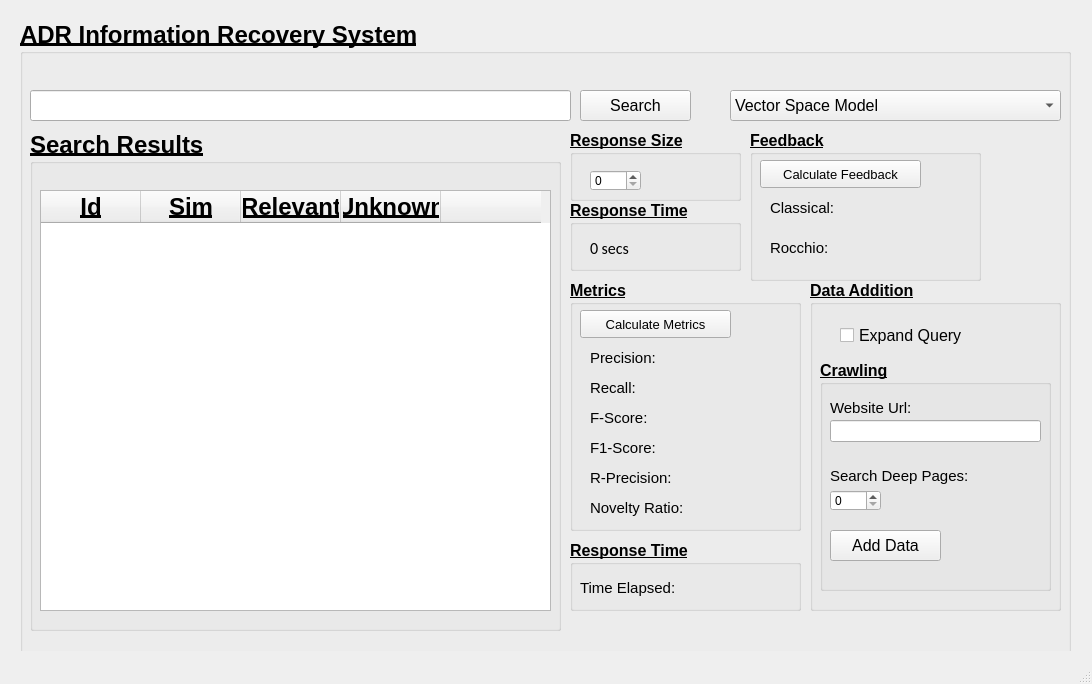
Above: gui/ADRGui.ui from rolysr/adr-retrieval-system before the change. Below: the same form after it.
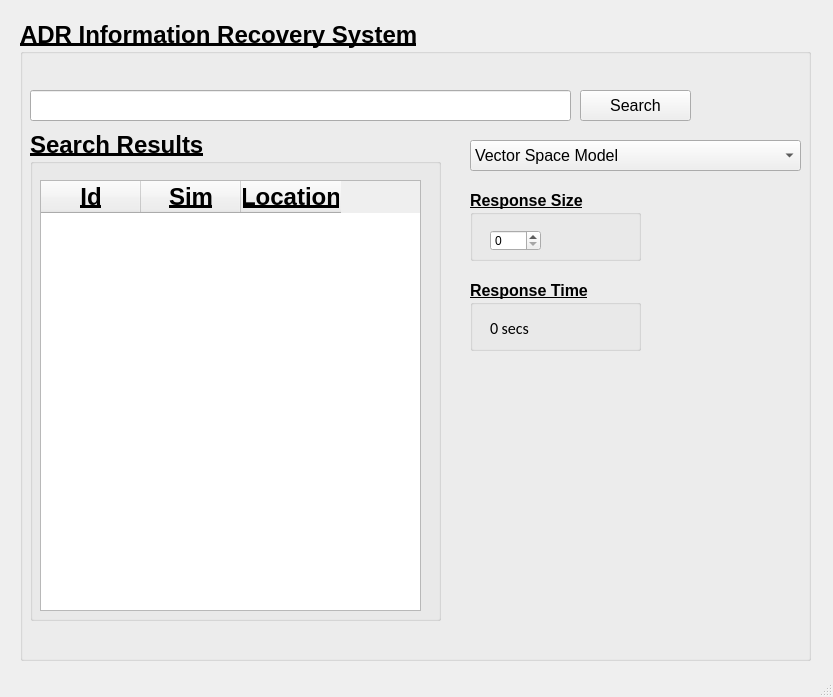
That is the form after the change.

```diff
--- a/gui/ADRGui.ui
+++ b/gui/ADRGui.ui
@@ -6,8 +6,8 @@
    <rect>
     <x>0</x>
     <y>0</y>
-    <width>1092</width>
-    <height>684</height>
+    <width>833</width>
+    <height>697</height>
    </rect>
   </property>
   <property name="font">
@@ -27,7 +27,7 @@
      <rect>
       <x>20</x>
       <y>20</y>
-      <width>1051</width>
+      <width>791</width>
       <height>641</height>
      </rect>
     </property>
@@ -81,8 +81,8 @@
     <widget class="QComboBox" name="comboBox">
      <property name="geometry">
       <rect>
-       <x>710</x>
-       <y>70</y>
+       <x>450</x>
+       <y>120</y>
        <width>331</width>
        <height>31</height>
       </rect>
@@ -112,176 +112,11 @@
       </property>
      </item>
     </widget>
-    <widget class="QGroupBox" name="groupBox_2">
-     <property name="geometry">
-      <rect>
-       <x>790</x>
-       <y>260</y>
-       <width>251</width>
-       <height>331</height>
-      </rect>
-     </property>
-     <property name="font">
-      <font>
-       <pointsize>12</pointsize>
-       <weight>75</weight>
-       <bold>true</bold>
-      </font>
-     </property>
-     <property name="title">
-      <string>Data Addition</string>
-     </property>
-     <widget class="QCheckBox" name="checkBox">
-      <property name="geometry">
-       <rect>
-        <x>30</x>
-        <y>40</y>
-        <width>151</width>
-        <height>31</height>
-       </rect>
-      </property>
-      <property name="font">
-       <font>
-        <family>Arial</family>
-        <pointsize>12</pointsize>
-        <weight>50</weight>
-        <bold>false</bold>
-        <underline>false</underline>
-       </font>
-      </property>
-      <property name="text">
-       <string>Expand Query</string>
-      </property>
-     </widget>
-     <widget class="QGroupBox" name="groupBox_9">
-      <property name="geometry">
-       <rect>
-        <x>10</x>
-        <y>80</y>
-        <width>231</width>
-        <height>231</height>
-       </rect>
-      </property>
-      <property name="font">
-       <font>
-        <pointsize>12</pointsize>
-        <weight>75</weight>
-        <bold>true</bold>
-       </font>
-      </property>
-      <property name="title">
-       <string>Crawling</string>
-      </property>
-      <widget class="QLineEdit" name="lineEdit_2">
-       <property name="geometry">
-        <rect>
-         <x>10</x>
-         <y>60</y>
-         <width>211</width>
-         <height>22</height>
-        </rect>
-       </property>
-       <property name="font">
-        <font>
-         <family>Arial</family>
-         <weight>50</weight>
-         <bold>false</bold>
-         <underline>false</underline>
-        </font>
-       </property>
-      </widget>
-      <widget class="QLabel" name="label_11">
-       <property name="geometry">
-        <rect>
-         <x>10</x>
-         <y>40</y>
-         <width>101</width>
-         <height>16</height>
-        </rect>
-       </property>
-       <property name="font">
-        <font>
-         <family>Arial</family>
-         <pointsize>11</pointsize>
-         <weight>50</weight>
-         <bold>false</bold>
-         <underline>false</underline>
-        </font>
-       </property>
-       <property name="text">
-        <string>Website Url:</string>
-       </property>
-      </widget>
-      <widget class="QSpinBox" name="spinBox_2">
-       <property name="geometry">
-        <rect>
-         <x>10</x>
-         <y>130</y>
-         <width>51</width>
-         <height>21</height>
-        </rect>
-       </property>
-       <property name="font">
-        <font>
-         <family>Microsoft Sans Serif</family>
-         <pointsize>9</pointsize>
-         <weight>50</weight>
-         <bold>false</bold>
-         <underline>false</underline>
-        </font>
-       </property>
-      </widget>
-      <widget class="QLabel" name="label_12">
-       <property name="geometry">
-        <rect>
-         <x>10</x>
-         <y>100</y>
-         <width>181</width>
-         <height>31</height>
-        </rect>
-       </property>
-       <property name="font">
-        <font>
-         <family>Arial</family>
-         <pointsize>11</pointsize>
-         <weight>50</weight>
-         <bold>false</bold>
-         <underline>false</underline>
-        </font>
-       </property>
-       <property name="text">
-        <string>Search Deep Pages:</string>
-       </property>
-      </widget>
-      <widget class="QPushButton" name="pushButton_4">
-       <property name="geometry">
-        <rect>
-         <x>10</x>
-         <y>170</y>
-         <width>111</width>
-         <height>31</height>
-        </rect>
-       </property>
-       <property name="font">
-        <font>
-         <family>Arial</family>
-         <pointsize>12</pointsize>
-         <weight>50</weight>
-         <bold>false</bold>
-         <underline>false</underline>
-        </font>
-       </property>
-       <property name="text">
-        <string>Add Data</string>
-       </property>
-      </widget>
-     </widget>
-    </widget>
     <widget class="QGroupBox" name="groupBox_3">
      <property name="geometry">
       <rect>
-       <x>550</x>
-       <y>110</y>
+       <x>450</x>
+       <y>170</y>
        <width>171</width>
        <height>71</height>
       </rect>
@@ -321,8 +156,8 @@
       <rect>
        <x>10</x>
        <y>110</y>
-       <width>531</width>
-       <height>501</height>
+       <width>411</width>
+       <height>491</height>
       </rect>
      </property>
      <property name="title">
@@ -332,9 +167,9 @@
       <property name="geometry">
        <rect>
         <x>10</x>
-        <y>60</y>
-        <width>511</width>
-        <height>421</height>
+        <y>50</y>
+        <width>381</width>
+        <height>431</height>
        </rect>
       </property>
       <column>
@@ -349,17 +184,7 @@
       </column>
       <column>
        <property name="text">
-        <string>Relevant</string>
-       </property>
-      </column>
-      <column>
-       <property name="text">
-        <string>Unknown</string>
-       </property>
-      </column>
-      <column>
-       <property name="text">
-        <string/>
+        <string>Location</string>
        </property>
       </column>
      </widget>
@@ -367,8 +192,8 @@
     <widget class="QGroupBox" name="groupBox_5">
      <property name="geometry">
       <rect>
-       <x>550</x>
-       <y>180</y>
+       <x>450</x>
+       <y>260</y>
        <width>171</width>
        <height>71</height>
       </rect>
@@ -405,308 +230,6 @@
       </property>
      </widget>
     </widget>
-    <widget class="QGroupBox" name="groupBox_6">
-     <property name="geometry">
-      <rect>
-       <x>550</x>
-       <y>260</y>
-       <width>231</width>
-       <height>251</height>
-      </rect>
-     </property>
-     <property name="font">
-      <font>
-       <pointsize>12</pointsize>
-       <weight>75</weight>
-       <bold>true</bold>
-      </font>
-     </property>
-     <property name="title">
-      <string>Metrics</string>
-     </property>
-     <widget class="QPushButton" name="pushButton_2">
-      <property name="geometry">
-       <rect>
-        <x>10</x>
-        <y>30</y>
-        <width>151</width>
-        <height>28</height>
-       </rect>
-      </property>
-      <property name="font">
-       <font>
-        <family>Arial</family>
-        <pointsize>10</pointsize>
-        <weight>50</weight>
-        <bold>false</bold>
-        <underline>false</underline>
-       </font>
-      </property>
-      <property name="text">
-       <string>Calculate Metrics</string>
-      </property>
-     </widget>
-     <widget class="QLabel" name="label_2">
-      <property name="geometry">
-       <rect>
-        <x>20</x>
-        <y>70</y>
-        <width>81</width>
-        <height>16</height>
-       </rect>
-      </property>
-      <property name="font">
-       <font>
-        <family>Arial</family>
-        <pointsize>11</pointsize>
-        <weight>50</weight>
-        <bold>false</bold>
-        <underline>false</underline>
-       </font>
-      </property>
-      <property name="text">
-       <string>Precision:</string>
-      </property>
-     </widget>
-     <widget class="QLabel" name="label_3">
-      <property name="geometry">
-       <rect>
-        <x>20</x>
-        <y>100</y>
-        <width>81</width>
-        <height>16</height>
-       </rect>
-      </property>
-      <property name="font">
-       <font>
-        <family>Arial</family>
-        <pointsize>11</pointsize>
-        <weight>50</weight>
-        <bold>false</bold>
-        <underline>false</underline>
-       </font>
-      </property>
-      <property name="text">
-       <string>Recall:</string>
-      </property>
-     </widget>
-     <widget class="QLabel" name="label_4">
-      <property name="geometry">
-       <rect>
-        <x>20</x>
-        <y>130</y>
-        <width>81</width>
-        <height>16</height>
-       </rect>
-      </property>
-      <property name="font">
-       <font>
-        <family>Arial</family>
-        <pointsize>11</pointsize>
-        <weight>50</weight>
-        <bold>false</bold>
-        <underline>false</underline>
-       </font>
-      </property>
-      <property name="text">
-       <string>F-Score:</string>
-      </property>
-     </widget>
-     <widget class="QLabel" name="label_5">
-      <property name="geometry">
-       <rect>
-        <x>20</x>
-        <y>160</y>
-        <width>81</width>
-        <height>16</height>
-       </rect>
-      </property>
-      <property name="font">
-       <font>
-        <family>Arial</family>
-        <pointsize>11</pointsize>
-        <weight>50</weight>
-        <bold>false</bold>
-        <underline>false</underline>
-       </font>
-      </property>
-      <property name="text">
-       <string>F1-Score:</string>
-      </property>
-     </widget>
-     <widget class="QLabel" name="label_6">
-      <property name="geometry">
-       <rect>
-        <x>20</x>
-        <y>190</y>
-        <width>101</width>
-        <height>16</height>
-       </rect>
-      </property>
-      <property name="font">
-       <font>
-        <family>Arial</family>
-        <pointsize>11</pointsize>
-        <weight>50</weight>
-        <bold>false</bold>
-        <underline>false</underline>
-       </font>
-      </property>
-      <property name="text">
-       <string>R-Precision:</string>
-      </property>
-     </widget>
-     <widget class="QLabel" name="label_7">
-      <property name="geometry">
-       <rect>
-        <x>20</x>
-        <y>220</y>
-        <width>121</width>
-        <height>16</height>
-       </rect>
-      </property>
-      <property name="font">
-       <font>
-        <family>Arial</family>
-        <pointsize>11</pointsize>
-        <weight>50</weight>
-        <bold>false</bold>
-        <underline>false</underline>
-       </font>
-      </property>
-      <property name="text">
-       <string>Novelty Ratio:</string>
-      </property>
-     </widget>
-    </widget>
-    <widget class="QGroupBox" name="groupBox_7">
-     <property name="geometry">
-      <rect>
-       <x>730</x>
-       <y>110</y>
-       <width>231</width>
-       <height>151</height>
-      </rect>
-     </property>
-     <property name="font">
-      <font>
-       <pointsize>12</pointsize>
-       <weight>75</weight>
-       <bold>true</bold>
-      </font>
-     </property>
-     <property name="title">
-      <string>Feedback</string>
-     </property>
-     <widget class="QPushButton" name="pushButton_3">
-      <property name="geometry">
-       <rect>
-        <x>10</x>
-        <y>30</y>
-        <width>161</width>
-        <height>28</height>
-       </rect>
-      </property>
-      <property name="font">
-       <font>
-        <family>Arial</family>
-        <pointsize>10</pointsize>
-        <weight>50</weight>
-        <bold>false</bold>
-        <underline>false</underline>
-       </font>
-      </property>
-      <property name="text">
-       <string>Calculate Feedback</string>
-      </property>
-     </widget>
-     <widget class="QLabel" name="label_9">
-      <property name="geometry">
-       <rect>
-        <x>20</x>
-        <y>70</y>
-        <width>81</width>
-        <height>16</height>
-       </rect>
-      </property>
-      <property name="font">
-       <font>
-        <family>Arial</family>
-        <pointsize>11</pointsize>
-        <weight>50</weight>
-        <bold>false</bold>
-        <underline>false</underline>
-       </font>
-      </property>
-      <property name="text">
-       <string>Classical:</string>
-      </property>
-     </widget>
-     <widget class="QLabel" name="label_10">
-      <property name="geometry">
-       <rect>
-        <x>20</x>
-        <y>110</y>
-        <width>81</width>
-        <height>16</height>
-       </rect>
-      </property>
-      <property name="font">
-       <font>
-        <family>Arial</family>
-        <pointsize>11</pointsize>
-        <weight>50</weight>
-        <bold>false</bold>
-        <underline>false</underline>
-       </font>
-      </property>
-      <property name="text">
-       <string>Rocchio:</string>
-      </property>
-     </widget>
-    </widget>
-    <widget class="QGroupBox" name="groupBox_8">
-     <property name="geometry">
-      <rect>
-       <x>550</x>
-       <y>520</y>
-       <width>231</width>
-       <height>71</height>
-      </rect>
-     </property>
-     <property name="font">
-      <font>
-       <pointsize>12</pointsize>
-       <weight>75</weight>
-       <bold>true</bold>
-      </font>
-     </property>
-     <property name="title">
-      <string>Response Time</string>
-     </property>
-     <widget class="QLabel" name="label_8">
-      <property name="geometry">
-       <rect>
-        <x>10</x>
-        <y>40</y>
-        <width>121</width>
-        <height>16</height>
-       </rect>
-      </property>
-      <property name="font">
-       <font>
-        <family>Arial</family>
-        <pointsize>11</pointsize>
-        <weight>50</weight>
-        <bold>false</bold>
-        <underline>false</underline>
-       </font>
-      </property>
-      <property name="text">
-       <string>Time Elapsed:</string>
-      </property>
-     </widget>
-    </widget>
    </widget>
   </widget>
   <widget class="QStatusBar" name="statusbar"/>
```
